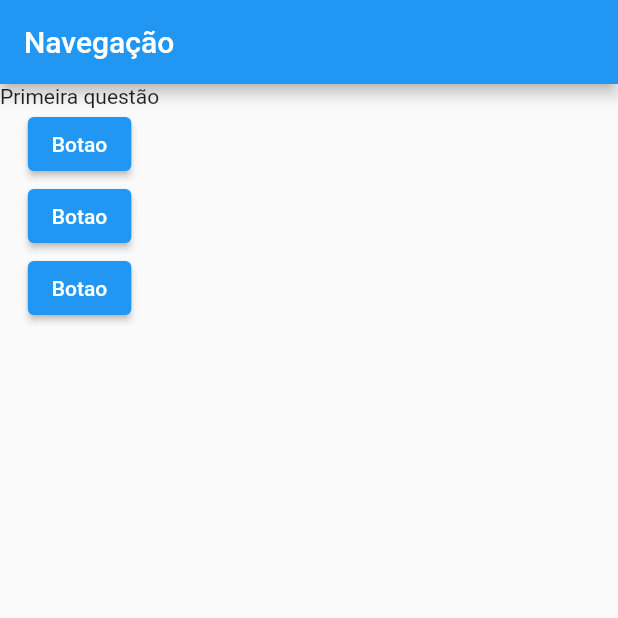
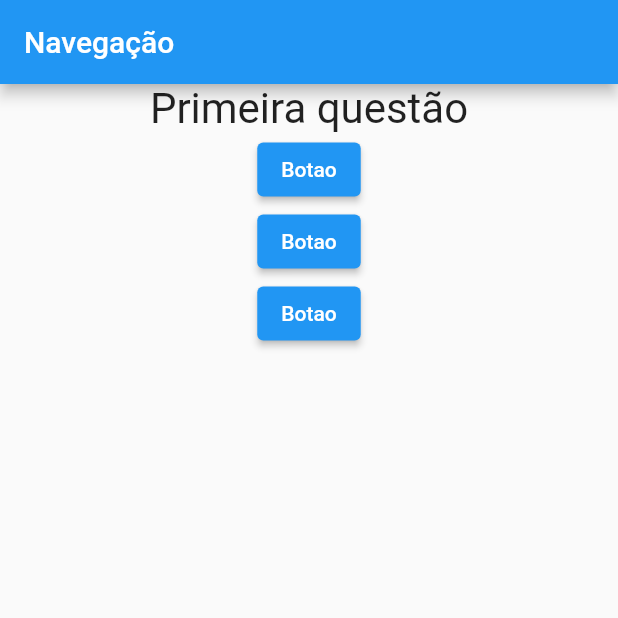
Before and after one commit to GabrielCampos99/flutter-quizz, a Flutter app: the screen it shows after launch, on a phone screen of 412 x 824 dp, the top half of it. Run offline on Flutter 3.47's test engine with Material 2 defaults, Android fonts, the phone set to English and light mode, and no system bars.

Commit message:
feat: styling question widget

```diff
--- a/lib/question.dart
+++ b/lib/question.dart
@@ -7,6 +7,12 @@ class Question extends StatelessWidget {
 
   @override
   Widget build(BuildContext context) {
-    return Text(questionText);
+    return Container(
+        width: double.infinity,
+        child: Text(
+          questionText,
+          style: TextStyle(fontSize: 28),
+          textAlign: TextAlign.center,
+        ));
   }
 }
```
